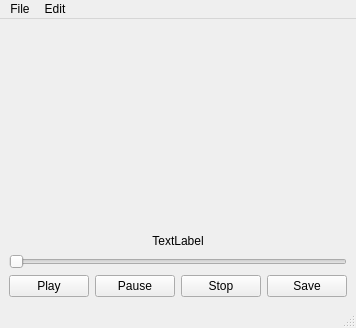
Qt form QCvVideo/mainwindow.ui (rbbrnc/QTWidgets) before a commit.
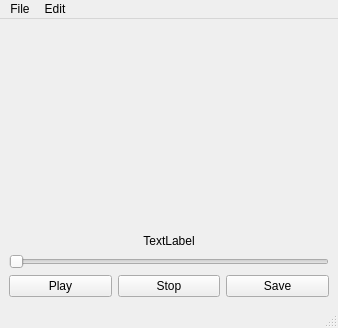
The same form after that commit. Custom widgets are drawn as their Qt base class.

Patch:
```diff
--- a/QCvVideo/mainwindow.ui
+++ b/QCvVideo/mainwindow.ui
@@ -63,16 +63,6 @@
         </property>
        </widget>
       </item>
-      <item>
-       <widget class="QPushButton" name="pauseButton">
-        <property name="focusPolicy">
-         <enum>Qt::NoFocus</enum>
-        </property>
-        <property name="text">
-         <string>Pause</string>
-        </property>
-       </widget>
-      </item>
       <item>
        <widget class="QPushButton" name="stopButton">
         <property name="focusPolicy">
```
